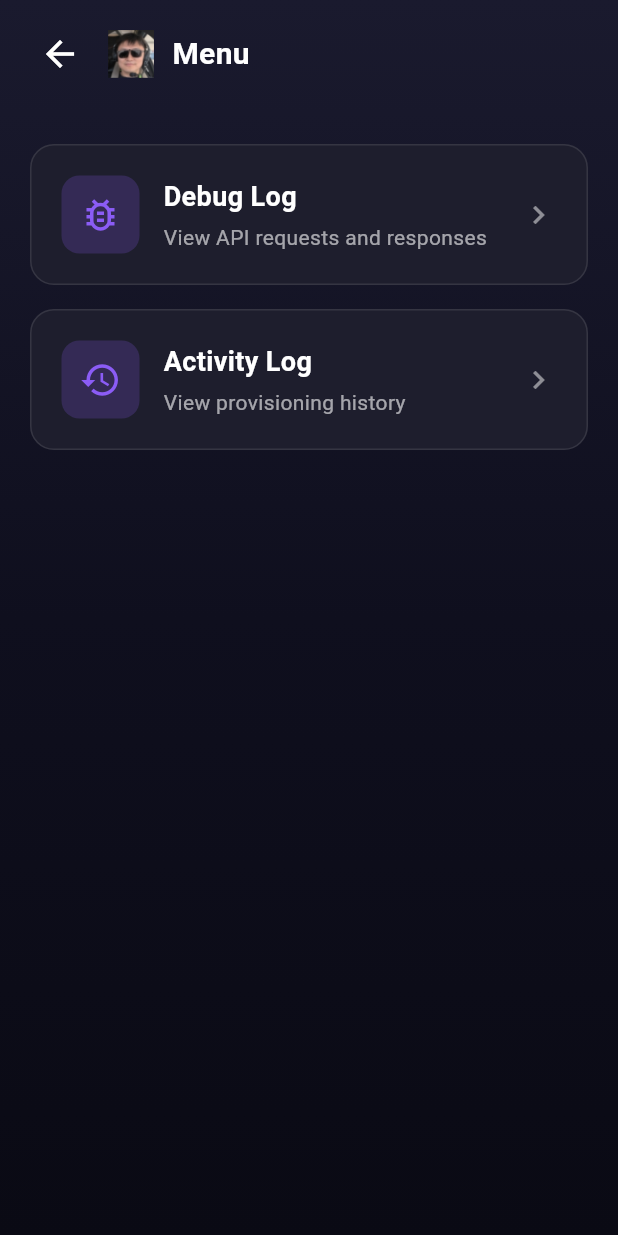
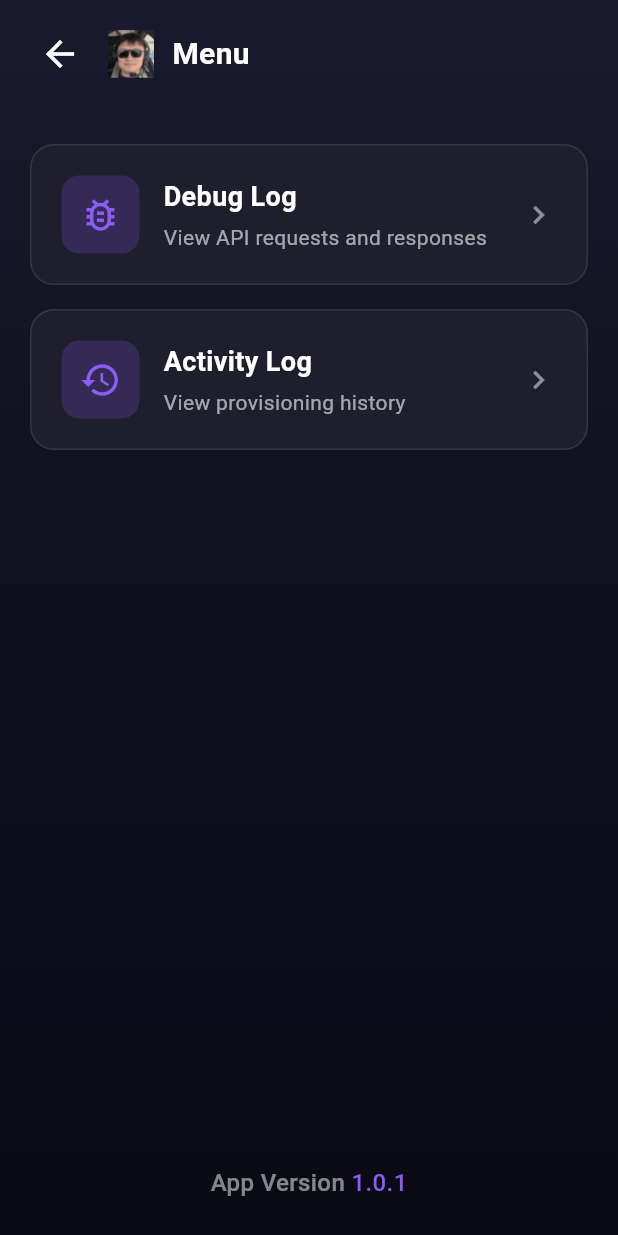
Before and after one commit to JoshFazekas/NIKKOFLUTTERAPP, a Flutter app: the MenuScreen screen opened directly, on a phone screen of 412 x 824 dp. Run offline on Flutter 3.47's test engine with Material 3 defaults, Android fonts, the light colour scheme and no system bars; our stand-ins replace flutter_blue_plus, flutter_secure_storage, lottie, permission_handler; accounts and stored records are empty.

Commit message:
Nikko App 1.0.1

```diff
--- a/lib/screens/menu_screen.dart
+++ b/lib/screens/menu_screen.dart
@@ -86,6 +86,34 @@ class MenuScreen extends StatelessWidget {
                       title: 'Activity Log',
                       subtitle: 'View provisioning history',
                       onTap: () => _openActivityLog(context),
+                    ),
+                  ],
+                ),
+              ),
+
+              const Spacer(),
+
+              // App Version
+              Padding(
+                padding: const EdgeInsets.only(bottom: 24),
+                child: Row(
+                  mainAxisAlignment: MainAxisAlignment.center,
+                  children: [
+                    Text(
+                      'App Version ',
+                      style: TextStyle(
+                        color: Colors.white.withOpacity(0.5),
+                        fontSize: 16,
+                        fontWeight: FontWeight.w500,
+                      ),
+                    ),
+                    const Text(
+                      '1.0.1',
+                      style: TextStyle(
+                        color: Color(0xFF8B5CF6),
+                        fontSize: 16,
+                        fontWeight: FontWeight.w500,
+                      ),
                     ),
                   ],
                 ),
```
Also changed, not shown: lib/screens/welcome_screen.dart (+9 -6 lines).
